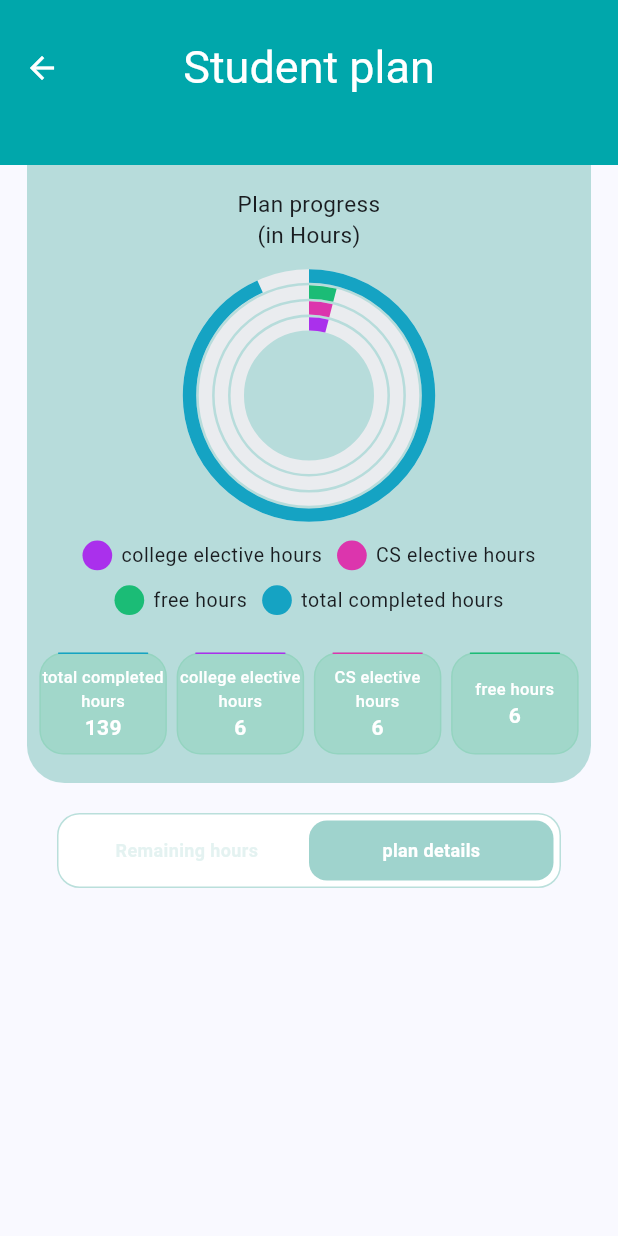
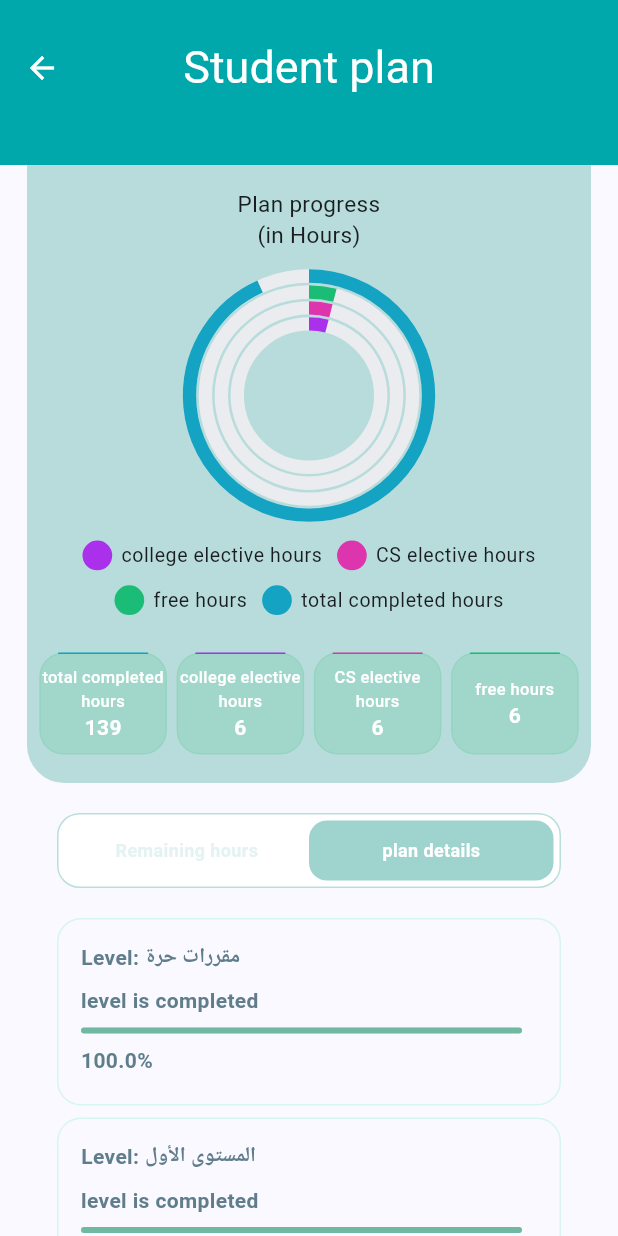
Before and after one commit to jouryABDULLAH/gpa, a Flutter app: the plan screen opened directly, after a tap on "Remaining hours", on a phone screen of 412 x 824 dp. Run offline on Flutter 3.47's test engine with Material 3 defaults, Android fonts, the phone set to English and light mode, and no system bars; our stand-ins replace awesome_dialog, boxicons, cloud_firestore, dio, firebase_auth, firebase_core and 14 more; missing offline and left inert: cr_calendar, dart:ffi, flutter_polyline_points; accounts and stored records are empty; Roboto replaces fonts that are missing (GoogleFonts.poppins).

Commit message:
add level progres percentage bars widget

```diff
--- a/lib/presentation/Servecis/ProgramPlan/plan.dart
+++ b/lib/presentation/Servecis/ProgramPlan/plan.dart
@@ -4,6 +4,7 @@ import 'package:flutter/material.dart';
 import 'package:get/get.dart';
 import 'package:google_fonts/google_fonts.dart';
 import 'package:gpa/model/student_plan_model.dart';
+import 'package:gpa/presentation/Servecis/ProgramPlan/widgets/level_progress_row.dart';
 import 'package:gpa/presentation/Servecis/ProgramPlan/widgets/remaining_hrs_row.dart';
 import 'package:gpa/presentation/Servecis/ProgramPlan/widgets/status_button.dart';
 import 'package:gpa/presentation/resources/color_manager.dart';
@@ -216,6 +217,25 @@ class _planState extends State<plan> {
                         );
                       }
                     ),
+
+                if(!isHrsRemaining)
+                   ListView.builder(
+                      padding:
+                          const EdgeInsets.symmetric(horizontal: 20, vertical: 0),
+                      physics: const NeverScrollableScrollPhysics(),
+                      shrinkWrap: true,
+                      itemCount: getStdLvlHrs().length,
+                      itemBuilder: (context, index) {
+                        List<StdLVlHrs> stdLvlHrs = getStdLvlHrs();
+                        return LevelCompletionRow(
+                          level: stdLvlHrs[index].level,
+                          totalHours: stdLvlHrs[index].totalHours,
+                          completedHours: stdLvlHrs[index].completedHours,
+                          onPressed: () {  },
+                        );
+                      }
+                    ),
+
               ],
             ),
           ),
@@ -317,10 +337,34 @@ List<RemainingHrs> getRemainingHrs(){
         RemainingHrs("Elective hours", electivesTotalHours, stdCsElectiveHrs+stdNoneCsElectiveHrs,const Color.fromARGB(255, 222, 29, 129), electivesTotalHours - (stdCsElectiveHrs+stdNoneCsElectiveHrs) ),
         RemainingHrs("Free hours".tr, freeTotalHours, stdFreeHrs, const Color.fromARGB(255, 27, 188, 118), freeTotalHours - stdFreeHrs),
         RemainingHrs("Total hour".tr, totalHours, stdTotalHrs, const Color.fromARGB(255, 21, 163, 195), totalHours - stdTotalHrs),
-
       ];
 
       return stdRemHrs;
+  }
+
+
+  List<StdLVlHrs> getStdLvlHrs() {
+      List<StdLVlHrs> stdLvlHrs = [];
+
+      if (studentPlan != null) {
+        studentPlan!.levels.forEach((level, courses) {
+          int totalHours = 0;
+          int completedHours = 0;
+          String levelName = level;
+
+          for (var course in courses) {
+            if (course.hours != "--") {
+              totalHours += int.parse(course.hours);
+              if (course.status == "Taken and Completed") {
+                completedHours += int.parse(course.hours);
+              }
+            }
+          }
+
+          stdLvlHrs.add(StdLVlHrs(levelName, totalHours, completedHours));
+        });
+    }
+    return stdLvlHrs;
   }
 }
 
@@ -329,6 +373,13 @@ class StdHours {
   String hrsType = '';
   int hrs = 0;
   Color color;
+}
+
+class StdLVlHrs {
+  StdLVlHrs(this.level, this.totalHours, this.completedHours);
+  final String level;
+  final int totalHours;
+  final int completedHours;
 }
 
 class RemainingHrs {
--- a/lib/presentation/Servecis/ProgramPlan/widgets/level_progress_row.dart
+++ b/lib/presentation/Servecis/ProgramPlan/widgets/level_progress_row.dart
@@ -2,22 +2,23 @@ import 'package:flutter/material.dart';
 import 'package:get/get_utils/get_utils.dart';
 import 'package:gpa/presentation/Servecis/ProgramPlan/plan.dart';
 
-class LevelProgressRow extends StatelessWidget {
-  final RemainingHrs sObj;
-  final List<RemainingHrs> stdRemHrs;
+class LevelCompletionRow extends StatelessWidget {
+  final String level;
+  final int totalHours;
+  final int completedHours;
   final VoidCallback onPressed;
 
-  const LevelProgressRow({super.key, required this.sObj, required this.onPressed, required this.stdRemHrs});
+  const LevelCompletionRow({
+    super.key,
+    required this.level,
+    required this.totalHours,
+    required this.completedHours,
+    required this.onPressed,
+  });
 
   @override
   Widget build(BuildContext context) {
-    // Find the StdHours object that matches the type of RemainingHrs object
-    RemainingHrs? matchedStdHrs = stdRemHrs.firstWhere(
-      (stdRemHrs) => stdRemHrs.type == sObj.type,
-      orElse: () => RemainingHrs("Total hour".tr, 0, 0, const Color.fromARGB(255, 21, 163, 195), 0 - 0), // Default to black color if not found
-    );
-
-    double remainingPercentage = (sObj.takenHrs / sObj.total) * 100;
+    double completionPercentage = (completedHours / totalHours) * 100;
 
     return Padding(
       padding: const EdgeInsets.only(bottom: 8),
@@ -25,7 +26,7 @@ class LevelProgressRow extends StatelessWidget {
         borderRadius: BorderRadius.circular(16),
         onTap: onPressed,
         child: Container(
-          height: 150,
+          height: 125,
           padding: const EdgeInsets.only(top: 15, bottom: 15, left: 15, right: 25),
           decoration: BoxDecoration(
             border: Border.all(
@@ -35,10 +36,10 @@ class LevelProgressRow extends StatelessWidget {
           ),
           alignment: Alignment.center,
           child: Column(
-            crossAxisAlignment: CrossAxisAlignment.center,
+            crossAxisAlignment: CrossAxisAlignment.start,
             children: [
               Text(
-                "Remaining ${sObj.type}:",
+                "Level: $level",
                 style: const TextStyle(
                   color: Colors.blueGrey,
                   fontSize: 14,
@@ -46,14 +47,25 @@ class LevelProgressRow extends StatelessWidget {
                 ),
               ),
               const SizedBox(height: 8),
+              Text( completedHours == totalHours ? "level is completed" :
+                "$completedHours hours completed out of $totalHours",
+                style: const TextStyle(
+                  color: Colors.blueGrey,
+                  fontSize: 14,
+                  fontWeight: FontWeight.w600,
+                ),
+                textAlign: TextAlign.center,
+              ),
+              const SizedBox(height: 8),
               LinearProgressIndicator(
-                value: remainingPercentage / 100,
+                value: completionPercentage / 100,
+                borderRadius: const BorderRadius.all(Radius.circular(20)),
                 backgroundColor: Colors.grey[300],
-                valueColor: AlwaysStoppedAnimation<Color>(matchedStdHrs.color.withOpacity(0.5)),
+                valueColor:  AlwaysStoppedAnimation<Color>(Color.fromARGB(255, 0, 145, 94).withOpacity(0.5)),
               ),
               const SizedBox(height: 8),
               Text(
-                remainingPercentage != 100.0 ? "${remainingPercentage.toStringAsFixed(1)}% Remaining" : "${remainingPercentage.toStringAsFixed(1)}% Completed",
+                "${completionPercentage.toStringAsFixed(1)}%",
                 textAlign: TextAlign.center,
                 style: const TextStyle(
                   color: Colors.blueGrey,
```
Lines whose indentation alone changed are shown as unchanged.
